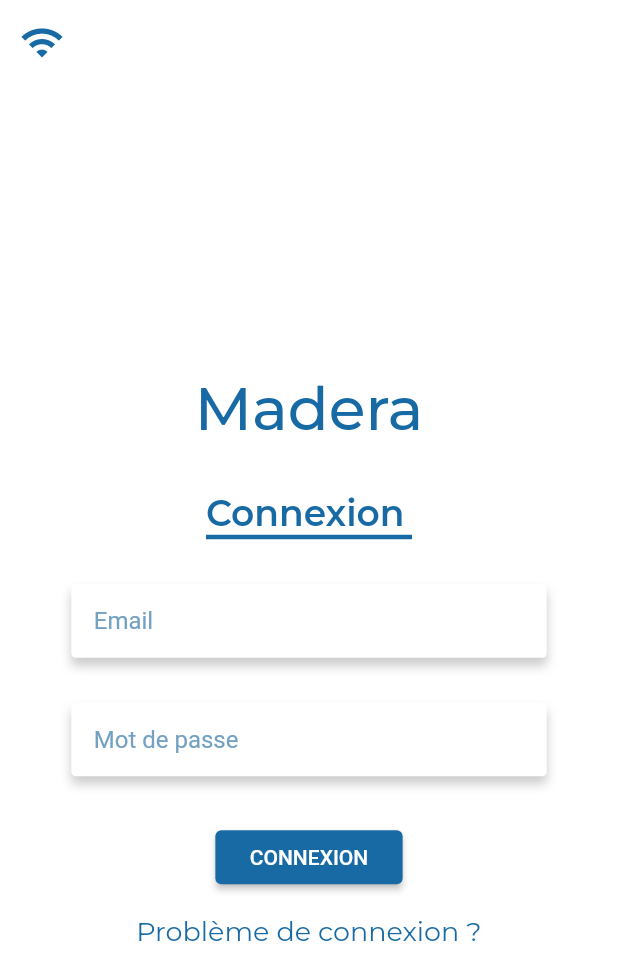
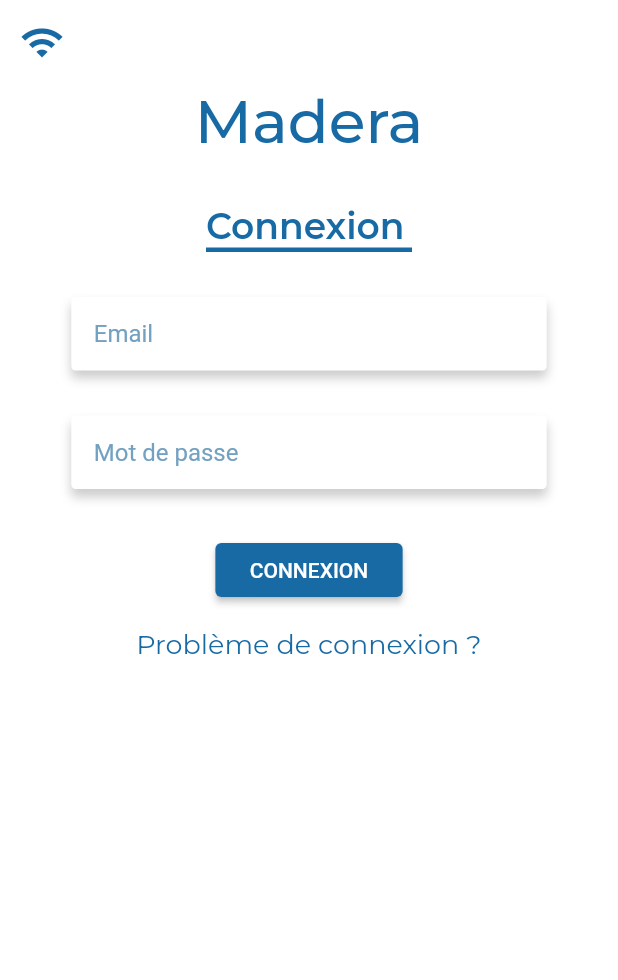
Before and after one commit to BreizhTek/madera_alpha, a Flutter app: the screen it shows after launch, on a phone screen of 412 x 824 dp. Shown: the top 980 px of the screen. Run offline on Flutter 3.47's test engine with Material 2 defaults, Android fonts, the phone set to English and light mode, and no system bars; our stand-ins replace google_fonts, sqflite; missing offline and left inert: dart_strapi, flappy_search_bar; accounts and stored records are empty.

Commit message:
List view correction - login

```diff
--- a/lib/src/views/ui/commercial_home.dart
+++ b/lib/src/views/ui/commercial_home.dart
@@ -121,7 +121,7 @@ class _AsyncStatefulWidget extends State<AsyncStatefulWidget> {
                 : MediaQuery.of(context).size.width / 1,
             child: OutlineButton(
               onPressed: () {
-                Navigator.pushNamed(context, '/');
+                // Navigator.pushNamed(context, '/');
               },
               child: Row(
                   mainAxisAlignment: MainAxisAlignment.spaceBetween,
@@ -154,8 +154,8 @@ class _AsyncStatefulWidget extends State<AsyncStatefulWidget> {
                       width: isLargeScreen
                           ? MediaQuery.of(context).size.width / 5
                           : MediaQuery.of(context).size.width / 4,
-                      child: simpleText( 'Nom prénom', 15)
-                          // _quotesList[i].data['client']['Firstname'] + ' ' +_quotesList[i].data['client']['Lastname'] , 15),
+                      child: simpleText(
+                          _quotesList[i].data['clients']['Firstname'] + ' ' +_quotesList[i].data['client']['Lastname'] , 15),
                     ),
                     Container(
                       width: isLargeScreen
--- a/lib/src/views/ui/login.dart
+++ b/lib/src/views/ui/login.dart
@@ -33,8 +33,8 @@ class _LoginState extends State<Login> {
         body: Form(
             key: _formKey,
             child: Container(
-              child: Center(
-                child: Column(
+              child: ListView(
+                children: <Widget>[ Column(
                     mainAxisAlignment: MainAxisAlignment.center,
                     children: <Widget>[
                       Container(
@@ -51,7 +51,7 @@ class _LoginState extends State<Login> {
                           true),
                       button("CONNEXION"),
                       ThemeText.simpleText("Problème de connexion ?")
-                    ]),
+                    ]) ],
               ),
             )));
   }
```
